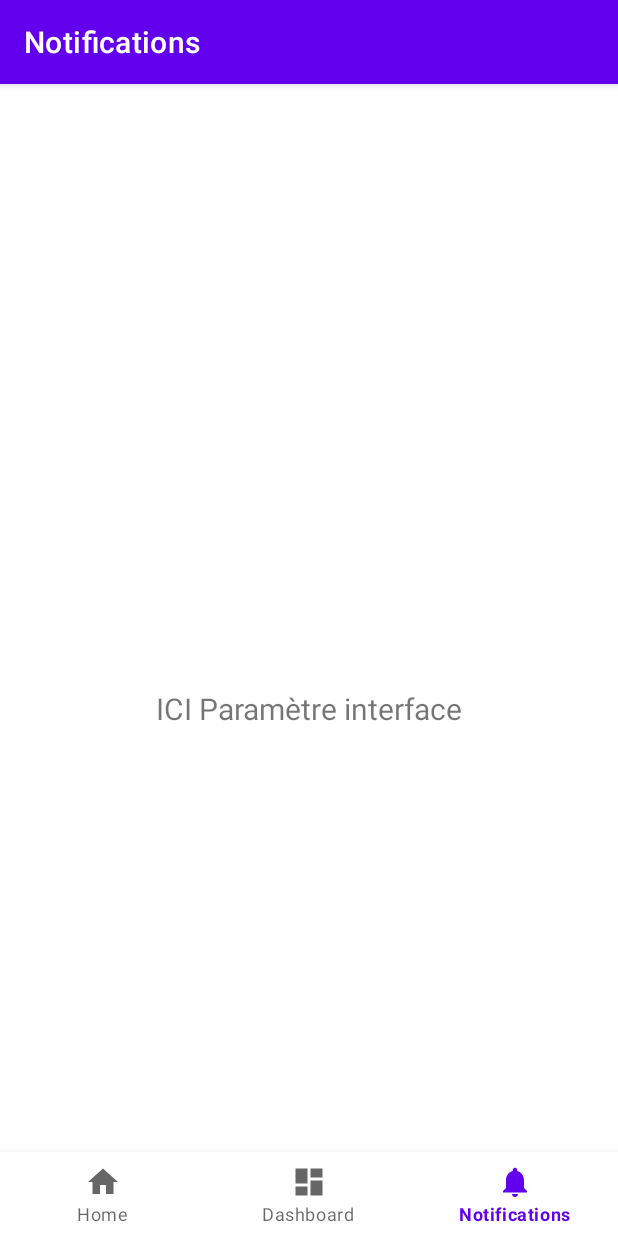
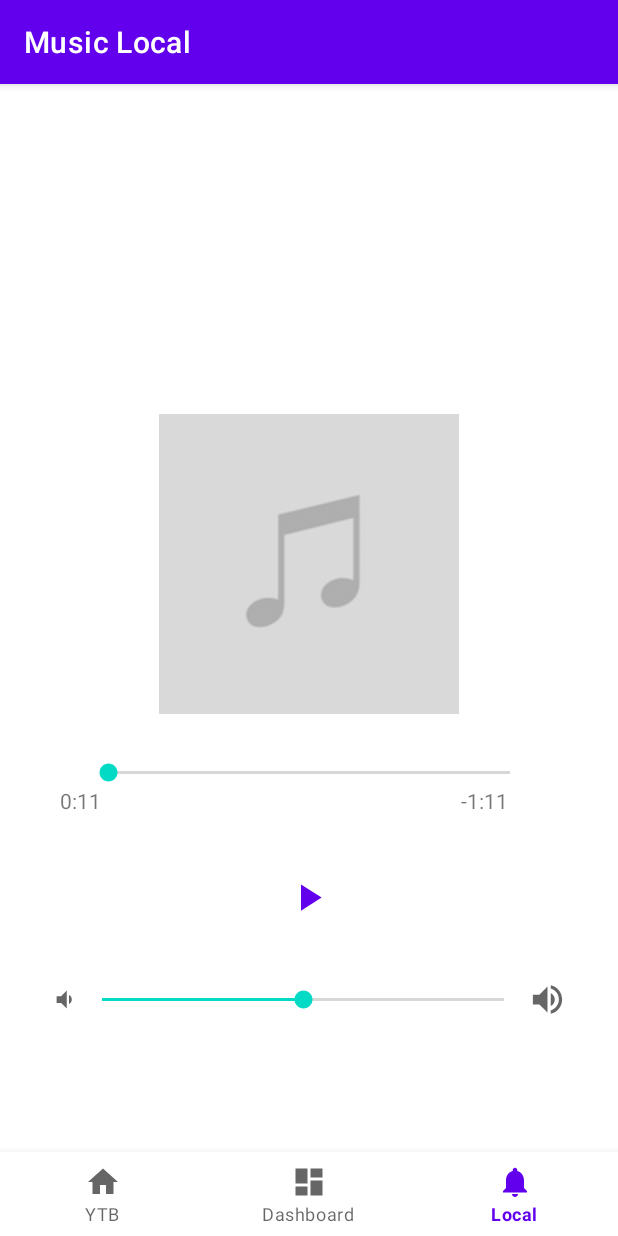
Before and after one commit to simonNolf/AmpConnect, an Android app: the NotificationsFragment screen opened through its navigation route, on a phone screen of 412 x 824 dp. Run offline under Robolectric (Android 15) with nearby library versions, the phone set to English and light mode, and no system bars; our stand-ins replace navigation-ui; 2 statements that could not run were skipped.

Commit message:
liaison local et YTB
layout local modifier

```diff
--- a/appli/app/src/main/java/com/example/youtubeapikotlin/ui/home/HomeFragment.kt
+++ b/appli/app/src/main/java/com/example/youtubeapikotlin/ui/home/HomeFragment.kt
@@ -28,7 +28,7 @@ class HomeFragment : Fragment() {
         homeViewModel.channel.observe(viewLifecycleOwner, Observer {
             if (it != null && it.items.isNotEmpty()){
                 it.items.forEach{ channel ->
-                    textView.text = channel.snippet.title
+                    textView.text = channel.snippet.description
                 }
             }
         })
--- a/appli/app/src/main/java/com/example/youtubeapikotlin/ui/notifications/NotificationsViewModel.kt
+++ b/appli/app/src/main/java/com/example/youtubeapikotlin/ui/notifications/NotificationsViewModel.kt
@@ -7,7 +7,6 @@ import androidx.lifecycle.ViewModel
 class NotificationsViewModel : ViewModel() {
 
     private val _text = MutableLiveData<String>().apply {
-        value = "ICI Paramètre interface"
     }
     val text: LiveData<String> = _text
 }
--- a/appli/app/src/main/res/layout/fragment_notifications.xml
+++ b/appli/app/src/main/res/layout/fragment_notifications.xml
@@ -1,22 +1,74 @@
 <?xml version="1.0" encoding="utf-8"?>
-<androidx.constraintlayout.widget.ConstraintLayout xmlns:android="http://schemas.android.com/apk/res/android"
+<LinearLayout
+    xmlns:android="http://schemas.android.com/apk/res/android"
+    xmlns:tools="http://schemas.android.com/tools"
     xmlns:app="http://schemas.android.com/apk/res-auto"
-    xmlns:tools="http://schemas.android.com/tools"
     android:layout_width="match_parent"
     android:layout_height="match_parent"
-    tools:context=".ui.notifications.NotificationsFragment">
+    tools:context=".ui.notifications.NotificationsFragment"
+    android:orientation="vertical"
+    android:gravity="center">
 
     <TextView
-        android:id="@+id/text_notifications"
+        android:layout_width="wrap_content"
+        android:layout_height="wrap_content"
+        android:id="@+id/textNotifications"/>
+    <ImageView
+        android:layout_width="wrap_content"
+        android:layout_height="wrap_content"
+        android:src="@drawable/image"/>
+
+    <SeekBar
+        android:id="@+id/positionBar"
+        android:layout_width="300dp"
+        android:layout_height="wrap_content"
+        android:layout_marginTop="30dp"/>
+
+    <LinearLayout
+        android:layout_width="match_parent"
+        android:layout_height="wrap_content">
+        <TextView
+            android:id="@+id/elapsedTimeLabel"
+            android:layout_width="wrap_content"
+            android:layout_height="wrap_content"
+            android:text="0:11"
+            android:layout_marginLeft="40dp"/>
+
+        <TextView
+            android:id="@+id/remainingTimeLabel"
+            android:layout_width="wrap_content"
+            android:layout_height="wrap_content"
+            android:text="-1:11"
+            android:layout_marginLeft="240dp"/>
+    </LinearLayout>
+
+    <Button
+        android:id="@+id/playBtn"
+        android:layout_width="30dp"
+        android:layout_height="30dp"
+        android:background="@drawable/play"
+        android:layout_marginTop="40dp"
+        android:onClick="playBtnClick"/>
+
+    <LinearLayout
         android:layout_width="match_parent"
         android:layout_height="wrap_content"
-        android:layout_marginStart="8dp"
-        android:layout_marginTop="8dp"
-        android:layout_marginEnd="8dp"
-        android:textAlignment="center"
-        android:textSize="20sp"
-        app:layout_constraintBottom_toBottomOf="parent"
-        app:layout_constraintEnd_toEndOf="parent"
-        app:layout_constraintStart_toStartOf="parent"
-        app:layout_constraintTop_toTopOf="parent" />
-</androidx.constraintlayout.widget.ConstraintLayout>
+        android:orientation="horizontal"
+        android:layout_marginTop="40dp"
+        android:gravity="center">
+        <ImageView
+            android:layout_width="18dp"
+            android:layout_height="18dp"
+            android:src="@drawable/volume_down"/>
+        <SeekBar
+            android:id="@+id/volumeBar"
+            android:layout_width="300dp"
+            android:layout_height="wrap_content"
+            android:progress="50"
+            android:max="100"/>
+        <ImageView
+            android:layout_width="26dp"
+            android:layout_height="26dp"
+            android:src="@drawable/volume_up"/>
+    </LinearLayout>
+</LinearLayout>
--- a/appli/app/src/main/res/menu/bottom_nav_menu.xml
+++ b/appli/app/src/main/res/menu/bottom_nav_menu.xml
@@ -4,7 +4,7 @@
     <item
         android:id="@+id/navigation_home"
         android:icon="@drawable/ic_home_black_24dp"
-        android:title="@string/title_home" />
+        android:title="YTB" />
 
     <item
         android:id="@+id/navigation_dashboard"
@@ -14,6 +14,6 @@
     <item
         android:id="@+id/navigation_notifications"
         android:icon="@drawable/ic_notifications_black_24dp"
-        android:title="@string/title_notifications" />
+        android:title="Local" />
 
 </menu>
--- a/appli/app/src/main/res/navigation/mobile_navigation.xml
+++ b/appli/app/src/main/res/navigation/mobile_navigation.xml
@@ -8,7 +8,7 @@
     <fragment
         android:id="@+id/navigation_home"
         android:name="com.example.youtubeapikotlin.ui.home.HomeFragment"
-        android:label="@string/title_home"
+        android:label="YTB"
         tools:layout="@layout/fragment_home" />
 
     <fragment
@@ -20,6 +20,6 @@
     <fragment
         android:id="@+id/navigation_notifications"
         android:name="com.example.youtubeapikotlin.ui.notifications.NotificationsFragment"
-        android:label="@string/title_notifications"
+        android:label="Music Local"
         tools:layout="@layout/fragment_notifications" />
 </navigation>
```
Also changed, not shown: appli/app/src/main/java/com/example/youtubeapikotlin/ui/notifications/NotificationsFragment.kt (+4 -4 lines).
